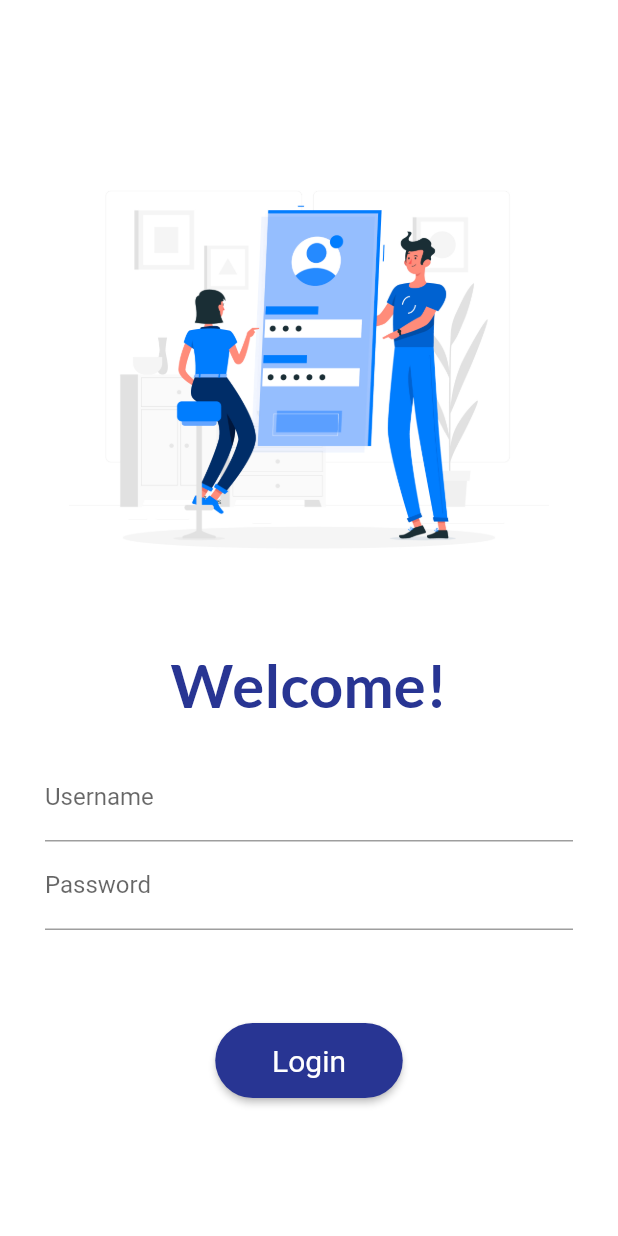
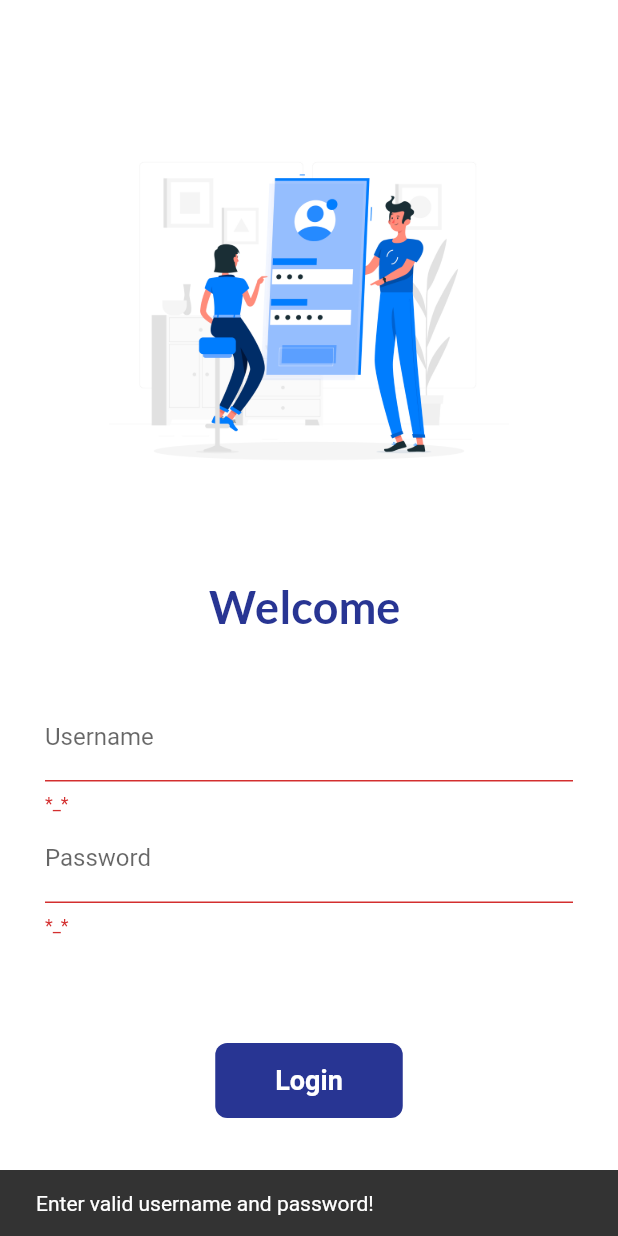
Before and after one commit to jedimastertanishq/my_app, a Flutter app: the LoginPage screen opened by its route, after a tap on "Login", on a phone screen of 412 x 824 dp. Run offline on Flutter 3.47's test engine with Material 2 defaults, Android fonts, the phone set to English and light mode, and no system bars; our stand-ins replace google_fonts.

Commit message:
Day 3 completed

```diff
--- a/lib/screens/login_page.dart
+++ b/lib/screens/login_page.dart
@@ -1,7 +1,16 @@
 import 'package:flutter/material.dart';
 import 'package:google_fonts/google_fonts.dart';
+import 'package:my_app/utils/routes.dart';
 
-class LoginPage extends StatelessWidget {
+class LoginPage extends StatefulWidget {
+  @override
+  State<LoginPage> createState() => _LoginPageState();
+}
+
+class _LoginPageState extends State<LoginPage> {
+  String name = "";
+  bool tapped = false;
+  final _formKey = GlobalKey<FormState>();
   @override
   Widget build(BuildContext context) {
     return Scaffold(
@@ -28,47 +37,97 @@ class LoginPage extends StatelessWidget {
                     Expanded(
                       child: Center(
                         child: Text(
-                          "Welcome!",
+                          "Welcome $name",
                           style: GoogleFonts.lato(
                             color: Colors.indigo[800],
-                            fontSize: 40,
+                            fontSize: 30,
                             fontWeight: FontWeight.bold,
                           ),
                         ),
                       ),
                     ),
                     Expanded(
+                      child: Form(
+                        key: _formKey,
                         child: Column(
                           children: [
                             TextFormField(
-                            decoration: InputDecoration(labelText: "Username"),
+                              decoration:
+                                  InputDecoration(labelText: "Username"),
+                              onChanged: (inp) {
+                                setState(() {
+                                  name = inp;
+                                });
+                              },
+                              validator: (value) {
+                                if (value == null || value.isEmpty) {
+                                  return "*_*";
+                                } else {
+                                  return null;
+                                }
+                              },
                             ),
                             TextFormField(
-                            decoration: InputDecoration(labelText: "Password"),
+                              decoration:
+                                  InputDecoration(labelText: "Password"),
                               obscureText: true,
+                              validator: (value) {
+                                if (value == null || value.isEmpty) {
+                                  return "*_*";
+                                } else {
+                                  return null;
+                                }
+                              },
                             ),
                           ],
                         ),
+                      ),
                       flex: 2,
                     ),
-                    ElevatedButton(
-                      child: Text("Login"),
-                      onPressed: () {},
-                      style: ElevatedButton.styleFrom(
-                        primary: Colors.indigo[800],
-                        onPrimary: Colors.white,
-                        shape: RoundedRectangleBorder(
-                          borderRadius: BorderRadius.circular(25),
-                        ),
-                        minimumSize: Size(125, 50),
-                        textStyle: TextStyle(
-                          fontSize: 20,
+                    GestureDetector(
+                      child: AnimatedContainer(
+                        duration: Duration(seconds: 1),
+                        width: tapped ? 50 : 125,
+                        height: 50,
+                        alignment: Alignment.center,
+                        child: tapped
+                            ? Icon(
+                                Icons.check,
+                                color: Colors.white,
+                              )
+                            : Text(
+                                "Login",
+                                style: TextStyle(
+                                  color: Colors.white,
+                                  fontWeight: FontWeight.bold,
+                                  fontSize: 18,
                                 ),
                               ),
+                        decoration: BoxDecoration(
+                          color: tapped
+                              ? Colors.greenAccent[700]
+                              : Colors.indigo[800],
+                          borderRadius: BorderRadius.circular(tapped ? 50 : 8),
+                        ),
+                      ),
+                      onTap: () {
+                        if (_formKey.currentState!.validate()) {
+                          setState(() {
+                            tapped = true;
+                          });
+                          Future.delayed(Duration(seconds: 1), () {
+                            Navigator.pushNamed(context, MyRoutes.homeRoute);
+                          });
+                        } else {
+                          ScaffoldMessenger.of(context).showSnackBar(SnackBar(
+                              content:
+                                  Text("Enter valid username and password!")));
+                        }
+                      },
                     ),
                   ],
                 ),
-                flex: 4,
+                flex: 6,
               ),
               Expanded(
                 child: SizedBox(),
--- /dev/null
+++ b/lib/utils/routes.dart
@@ -0,0 +1,4 @@
+class MyRoutes {
+  static String homeRoute = '/home';
+  static String loginRoute = '/login';
+}
```
Also changed, not shown: lib/main.dart (+4 -3 lines), lib/screens/home_page.dart (+9 -14 lines). Lines whose indentation alone changed are shown as unchanged.
